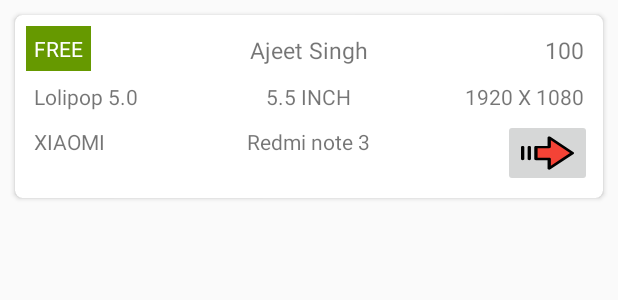
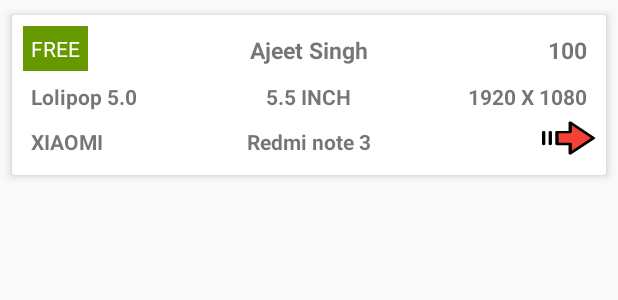
Before and after one commit to ajeet5zx/ShareMyDevice, an Android app: the layout android_list_item.xml on its own in the app's theme, with its tools: preview values and no code run, on a phone screen of 412 x 824 dp. Shown: the top 300 px of the screen. Run offline under Robolectric (Android 15) with nearby library versions, the phone set to English and light mode, and no system bars.

Commit message:
RECYCLER VIEW AND TAB LAYOUT IMPLEMENTED

```diff
--- a/app/src/main/java/com/singhnextjuggernaut/ajeetkumar/sharemydevice/Android_Fragment.java
+++ b/app/src/main/java/com/singhnextjuggernaut/ajeetkumar/sharemydevice/Android_Fragment.java
@@ -3,6 +3,7 @@ package com.singhnextjuggernaut.ajeetkumar.sharemydevice;
 
 import android.os.Bundle;
 import android.support.v4.app.Fragment;
+import android.support.v7.widget.DividerItemDecoration;
 import android.support.v7.widget.LinearLayoutManager;
 import android.support.v7.widget.RecyclerView;
 import android.view.LayoutInflater;
@@ -32,6 +33,7 @@ public class Android_Fragment extends Fragment {
         View rootview=inflater.inflate(R.layout.fragment_android_, container, false);
         //getting the recyclerview from xml
         recyclerView = (RecyclerView) rootview.findViewById(R.id.android_tab_recycler);
+        //recyclerView.addItemDecoration(new DividerItemDecoration(getActivity(), DividerItemDecoration.VERTICAL));
         recyclerView.setHasFixedSize(true);
         recyclerView.setLayoutManager(new LinearLayoutManager(getActivity()));
 
--- a/app/src/main/java/com/singhnextjuggernaut/ajeetkumar/sharemydevice/android_list_adapter.java
+++ b/app/src/main/java/com/singhnextjuggernaut/ajeetkumar/sharemydevice/android_list_adapter.java
@@ -78,7 +78,7 @@ CREATED BY AJEET SINGH
     class ProductViewHolder extends RecyclerView.ViewHolder {
 
         TextView status,tvowner,tvstickerno,tyversion,scree,reso,brand,model;
-        ImageButton ibt;
+        ImageView ibt;
 
         public ProductViewHolder(View itemView) {
             super(itemView);
--- a/app/src/main/res/drawable/background_tab_home.xml
+++ b/app/src/main/res/drawable/background_tab_home.xml
@@ -1,5 +1,5 @@
 <?xml version="1.0" encoding="utf-8"?>
 <selector xmlns:android="http://schemas.android.com/apk/res/android">
-    <item android:drawable="@color/colorAccent" android:state_selected="false" />
-    <item android:drawable="@color/cardview_light_background" android:state_selected="true" />
+    <item android:drawable="@color/cardview_light_background" android:state_selected="false" />
+    <item android:drawable="@color/colorAccent" android:state_selected="true" />
 </selector>
--- a/app/src/main/res/drawable/ic_usb.xml
+++ b/app/src/main/res/drawable/ic_usb.xml
@@ -1,5 +1,5 @@
-<vector android:height="24dp" android:viewportHeight="511"
-    android:viewportWidth="511" android:width="24dp" xmlns:android="http://schemas.android.com/apk/res/android">
+<vector android:height="32dp" android:viewportHeight="511"
+    android:viewportWidth="511" android:width="32dp" xmlns:android="http://schemas.android.com/apk/res/android">
     <path android:fillColor="#656D78" android:pathData="M359.975,211.985h15.998v187.99h-15.998z"/>
     <path android:fillAlpha="0.2" android:fillColor="#FF000000"
         android:pathData="M375.978,359.268c-4.016,-9.844 -9.422,-18.96 -15.998,-27.101v30.404c5.102,11.437 7.998,24.077 7.998,37.404h8V359.268z" android:strokeAlpha="0.2"/>
--- a/app/src/main/res/layout/android_list_item.xml
+++ b/app/src/main/res/layout/android_list_item.xml
@@ -2,13 +2,12 @@
 <android.support.v7.widget.CardView xmlns:android="http://schemas.android.com/apk/res/android"
     android:layout_width="match_parent"
     android:layout_height="wrap_content"
+    app:cardUseCompatPadding="true"
     xmlns:app="http://schemas.android.com/apk/res-auto"
     xmlns:cardview="http://schemas.android.com/tools"
-    android:padding="10dp"
-    android:layout_margin="10dp"
-    app:cardCornerRadius="5dp"
-    cardview:contentPadding="5dp"
-    android:elevation="10dp">
+    android:layout_margin="3dp"
+    app:cardElevation="4dp"
+    >
 
     <LinearLayout
         android:layout_width="match_parent"
@@ -27,6 +26,7 @@
             android:layout_height="wrap_content"
             android:background="@android:color/holo_green_dark"
             android:text="FREE"
+
             android:layout_alignParentStart="true"
             android:id="@+id/status"
 
@@ -39,6 +39,7 @@
               android:id="@+id/owner_name"
               android:text="Ajeet Singh"
               android:padding="5dp"
+              android:textStyle="bold"
               android:layout_centerHorizontal="true"
               android:textSize="15dp"
 
@@ -48,6 +49,7 @@
               android:layout_width="wrap_content"
               android:layout_height="wrap_content"
               android:text="100"
+              android:textStyle="bold"
               android:textSize="15dp"
               android:id="@+id/sticker_no"
               android:layout_alignParentEnd="true"
@@ -64,6 +66,7 @@
               <TextView
                   android:layout_width="wrap_content"
                   android:layout_height="wrap_content"
+                  android:textStyle="bold"
                   android:text="Lolipop 5.0"
                   android:padding="5dp"
                   android:id="@+id/android_version"
@@ -73,6 +76,7 @@
                 android:layout_width="wrap_content"
                 android:layout_height="wrap_content"
                 android:text="5.5 INCH"
+                android:textStyle="bold"
                 android:id="@+id/screen_size"
                 android:padding="5dp"
                 android:layout_centerHorizontal="true"
@@ -81,6 +85,7 @@
             <TextView
                 android:layout_width="wrap_content"
                 android:layout_height="wrap_content"
+                android:textStyle="bold"
                 android:text="1920 X 1080"
                 android:id="@+id/resolution"
                 android:padding="5dp"
@@ -104,6 +109,7 @@
             android:text="XIAOMI"
             android:padding="5dp"
             android:id="@+id/brand_name"
+            android:textStyle="bold"
             android:layout_alignParentStart="true"
             />
         <TextView
@@ -111,15 +117,17 @@
             android:layout_height="wrap_content"
             android:text="Redmi note 3"
             android:id="@+id/model_name"
+            android:textStyle="bold"
             android:padding="5dp"
             android:layout_centerHorizontal="true"
 
             />
 
-        <ImageButton
+        <ImageView
             android:id="@+id/request_button"
             android:layout_width="wrap_content"
             android:layout_height="wrap_content"
+            android:textStyle="bold"
             android:layout_alignParentEnd="true"
             android:src="@drawable/ic_right_arrow2" />
 
--- a/app/src/main/res/layout/fragment_android_.xml
+++ b/app/src/main/res/layout/fragment_android_.xml
@@ -8,9 +8,7 @@
     <!-- TODO: Update blank fragment layout -->
    <android.support.v7.widget.RecyclerView
        android:layout_width="match_parent"
-       android:layout_height="match_parent"
+       android:layout_height="wrap_content"
        android:id="@+id/android_tab_recycler"
-       android:background="@color/colorPrimaryDark">
-
-   </android.support.v7.widget.RecyclerView>
+       android:background="@color/cardview_light_background"/>
 </FrameLayout>
```
Also changed, not shown: app/src/main/res/layout/activity_home.xml (+8 -5 lines).
